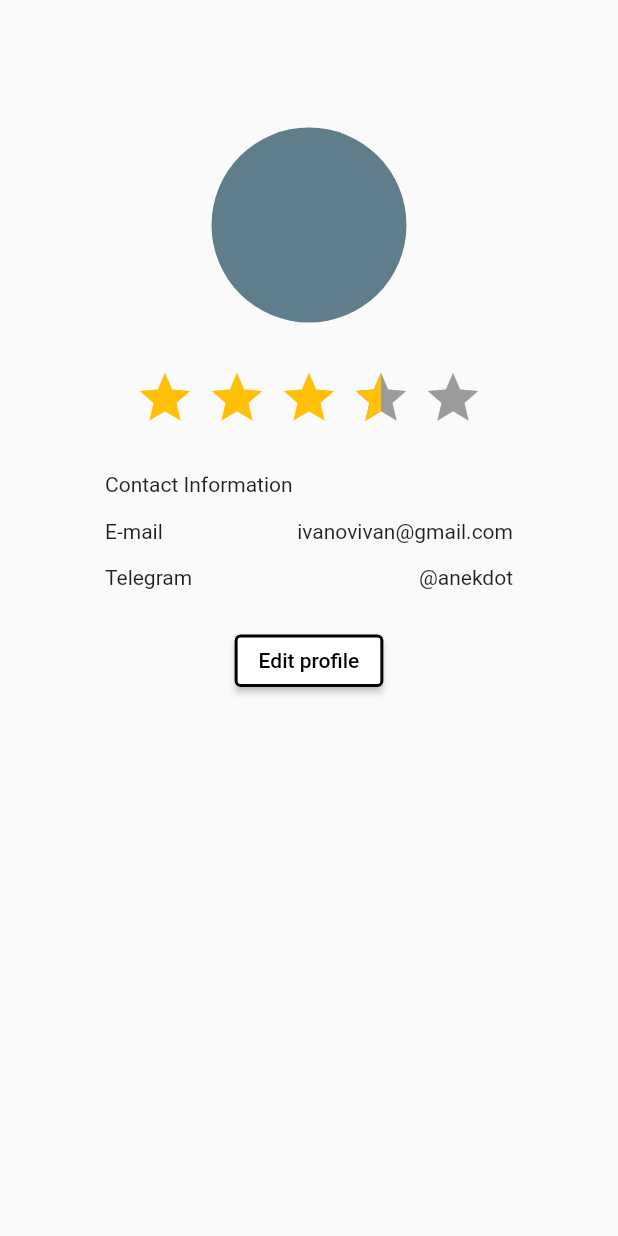
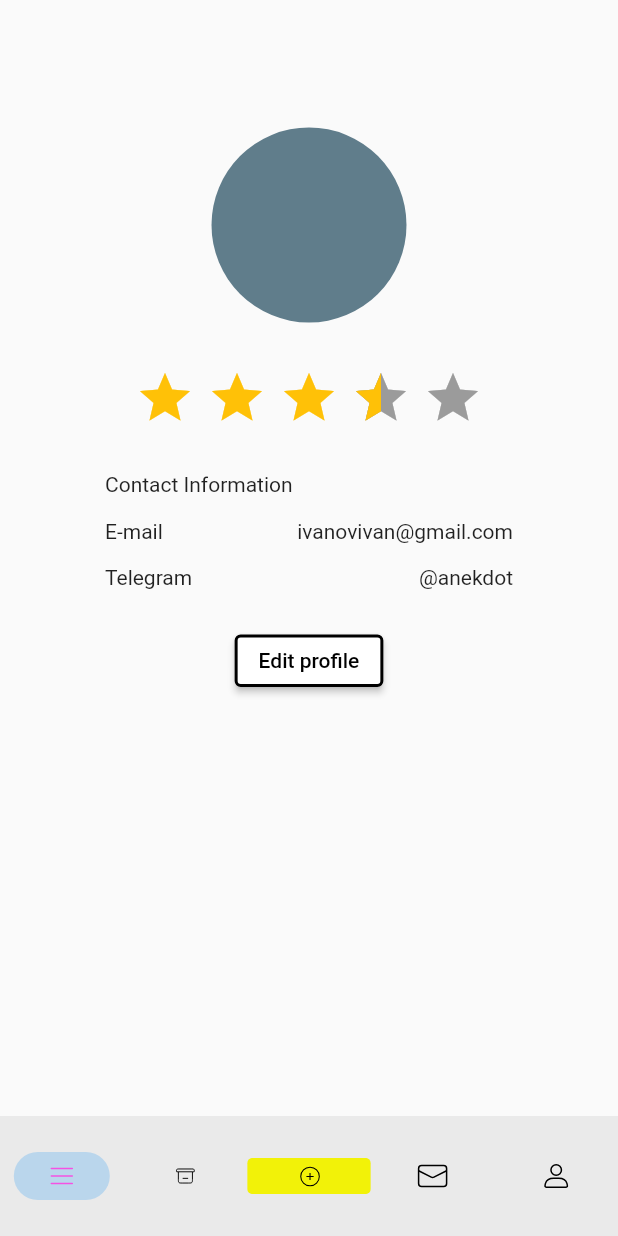
Before and after one commit to InnoSWP/BS21-05-InnoCart, a Flutter app: the ProfilePage screen opened directly, on a phone screen of 412 x 824 dp. Run offline on Flutter 3.47's test engine with Material 2 defaults, Android fonts, the phone set to English and light mode, and no system bars; drawn by our look-alikes of flutter_rating_bar; our stand-ins replace flutter_svg.

Commit message:
profile functionality & routes were updated

```diff
--- a/lib/NavigationBar.dart
+++ b/lib/NavigationBar.dart
@@ -18,6 +18,12 @@ Widget makeNavigationBar(BuildContext context, var object) {
           break;
         case 2:
           Navigator.of(context).pushNamed('/CreatingOrderScreen');
+          break;
+        case 3:
+          Navigator.of(context).pushNamed('/');
+          break;
+        case 4:
+          Navigator.of(context).pushNamed('/ProfileScreen');
           break;
         default:
           Navigator.of(context).pushNamed('/');
--- a/lib/pageOfAngelOrders.dart
+++ b/lib/pageOfAngelOrders.dart
@@ -21,14 +21,14 @@ class _PageOfAngelOrdersState extends State<PageOfAngelOrders> {
             appBar: AppBar(
               backgroundColor: Colors.white,
               elevation: 0,
-              title: ElevatedButton(
+              title: Center(child:ElevatedButton(
                 onPressed: () {
                   Navigator.of(context).pushReplacementNamed('/ShopperOrders');
                 },
                 style: ElevatedButton.styleFrom(primary: Colors.yellowAccent),
                 child: const Text('Move to Shopper page',
                     style: TextStyle(color: Colors.black, fontSize: 16)),
-              ),
+              ),),
             ),
             bottomNavigationBar: makeNavigationBar(context, this),
             body: ListView(
--- a/lib/pageOfShopperOrders.dart
+++ b/lib/pageOfShopperOrders.dart
@@ -21,14 +21,14 @@ class _PageOfShopperOrdersState extends State<PageOfShopperOrders> {
             appBar: AppBar(
               backgroundColor: Colors.white,
               elevation: 0,
-              title: ElevatedButton(
+              title: Center(child:ElevatedButton(
                 onPressed: () {
                   Navigator.of(context).pushReplacementNamed('/AngelOrders');
                 },
                 style: ElevatedButton.styleFrom(primary: Colors.yellowAccent),
                 child: const Text('Move to Angel page',
                     style: TextStyle(color: Colors.black, fontSize: 16)),
-              ),
+              ),),
             ),
             bottomNavigationBar: makeNavigationBar(context, this),
             body: ListView(
--- a/lib/profile_screen.dart
+++ b/lib/profile_screen.dart
@@ -1,13 +1,20 @@
 import 'package:flutter/material.dart';
 import 'package:flutter_rating_bar/flutter_rating_bar.dart';
+import 'NavigationBar.dart';
 
-class ProfilePage extends StatelessWidget {
+class ProfilePage extends StatefulWidget {
   const ProfilePage({Key? key}) : super(key: key);
 
   @override
+  State<ProfilePage> createState() => _ProfilePageState();
+}
+
+class _ProfilePageState extends State<ProfilePage> {
+  @override
   Widget build(BuildContext context) {
-    return Material(
-      child: Padding(
+    return Scaffold(
+      bottomNavigationBar: makeNavigationBar(context, this),
+      body: Padding(
         padding: EdgeInsets.symmetric(horizontal: 70),
         child: Column(
           children: [
@@ -65,7 +72,9 @@ class ProfilePage extends StatelessWidget {
                     style: ElevatedButton.styleFrom(
                         primary: Colors.white,
                         side: BorderSide(width: 2.0, color: Colors.black)),
-                    onPressed: () {},
+                    onPressed: () {
+                      Navigator.pushReplacementNamed(context, '/ProfileChangeScreen');
+                    },
                     child: Text(
                       'Edit profile',
                       style: TextStyle(color: Colors.black),
--- a/pubspec.yaml
+++ b/pubspec.yaml
@@ -27,7 +27,6 @@ environment:
 # the latest version available on pub.dev. To see which dependencies have newer
 # versions available, run `flutter pub outdated`.
 dependencies:
-  flutter_rating_bar: ^4.0.1
   flutter:
     sdk: flutter
 
@@ -36,6 +35,7 @@ dependencies:
   # Use with the CupertinoIcons class for iOS style icons.
   cupertino_icons: ^1.0.2
   flutter_svg: ^1.1.0
+  flutter_rating_bar: ^4.0.1
 
 dev_dependencies:
   flutter_test:
```
Also changed, not shown: lib/GenerateRoute.dart (+7 -1 lines), lib/creating_order_screen.dart (+6 -1 lines), lib/profile_change_screen.dart (+14 -6 lines).
